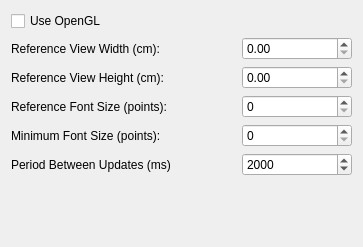
First picture: the form in src/libkstapp/generaltab.ui, repository Kst-plot/kst, before the edit.
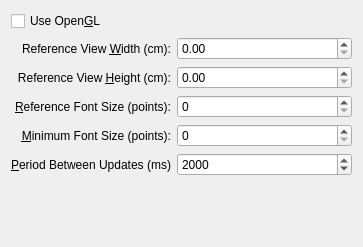
Second picture: the form after the edit.

Patch:
```diff
--- a/src/libkstapp/generaltab.ui
+++ b/src/libkstapp/generaltab.ui
@@ -12,72 +12,134 @@
   <property name="windowTitle" >
    <string>Form</string>
   </property>
-  <layout class="QGridLayout" >
-   <item row="0" column="0" colspan="2" >
-    <widget class="QCheckBox" name="_useOpenGL" >
-     <property name="text" >
-      <string>Use OpenGL</string>
+  <layout class="QGridLayout">
+   <item row="0" column="0" colspan="2">
+    <widget class="QCheckBox" name="_useOpenGL">
+     <property name="text">
+      <string>Use Open&amp;GL</string>
      </property>
     </widget>
    </item>
-   <item row="1" column="0" colspan="2" >
-    <widget class="QLabel" name="label" >
-     <property name="text" >
-      <string>Reference View Width (cm):</string>
+   <item row="1" column="0" colspan="2">
+    <widget class="QLabel" name="label">
+     <property name="text">
+      <string>Reference View &amp;Width (cm):</string>
      </property>
+     <property name="alignment">
+      <set>Qt::AlignRight|Qt::AlignTrailing|Qt::AlignVCenter</set>
+     </property>
+     <property name="buddy">
+      <cstring>_refViewWidth</cstring>
+     </property>
     </widget>
    </item>
-   <item row="1" column="2" >
-    <widget class="QDoubleSpinBox" name="_refViewWidth" >
-     <property name="maximum" >
+   <item row="1" column="2">
+    <widget class="QDoubleSpinBox" name="_refViewWidth">
+     <property name="sizePolicy">
+      <sizepolicy hsizetype="Expanding" vsizetype="Fixed">
+       <horstretch>0</horstretch>
+       <verstretch>0</verstretch>
+      </sizepolicy>
+     </property>
+     <property name="maximum">
       <double>2000.000000000000000</double>
      </property>
     </widget>
    </item>
-   <item row="2" column="0" colspan="2" >
-    <widget class="QLabel" name="label_2" >
-     <property name="text" >
-      <string>Reference View Height (cm):</string>
+   <item row="2" column="0" colspan="2">
+    <widget class="QLabel" name="label_2">
+     <property name="text">
+      <string>Reference View &amp;Height (cm):</string>
      </property>
+     <property name="alignment">
+      <set>Qt::AlignRight|Qt::AlignTrailing|Qt::AlignVCenter</set>
+     </property>
+     <property name="buddy">
+      <cstring>_refViewHeight</cstring>
+     </property>
     </widget>
    </item>
-   <item row="2" column="2" >
-    <widget class="QDoubleSpinBox" name="_refViewHeight" >
-     <property name="maximum" >
+   <item row="2" column="2">
+    <widget class="QDoubleSpinBox" name="_refViewHeight">
+     <property name="sizePolicy">
+      <sizepolicy hsizetype="Expanding" vsizetype="Fixed">
+       <horstretch>0</horstretch>
+       <verstretch>0</verstretch>
+      </sizepolicy>
+     </property>
+     <property name="maximum">
       <double>2000.000000000000000</double>
      </property>
     </widget>
    </item>
-   <item row="3" column="0" colspan="2" >
-    <widget class="QLabel" name="label_4" >
-     <property name="text" >
-      <string>Reference Font Size (points):</string>
+   <item row="3" column="0" colspan="2">
+    <widget class="QLabel" name="label_4">
+     <property name="text">
+      <string>&amp;Reference Font Size (points):</string>
      </property>
+     <property name="alignment">
+      <set>Qt::AlignRight|Qt::AlignTrailing|Qt::AlignVCenter</set>
+     </property>
+     <property name="buddy">
+      <cstring>_refFontSize</cstring>
+     </property>
     </widget>
    </item>
-   <item row="3" column="2" >
-    <widget class="QSpinBox" name="_refFontSize" />
+   <item row="3" column="2">
+    <widget class="QSpinBox" name="_refFontSize">
+     <property name="sizePolicy">
+      <sizepolicy hsizetype="Expanding" vsizetype="Fixed">
+       <horstretch>0</horstretch>
+       <verstretch>0</verstretch>
+      </sizepolicy>
+     </property>
+    </widget>
    </item>
-   <item row="4" column="0" colspan="2" >
-    <widget class="QLabel" name="label_3" >
-     <property name="text" >
-      <string>Minimum Font Size (points):</string>
+   <item row="4" column="0" colspan="2">
+    <widget class="QLabel" name="label_3">
+     <property name="text">
+      <string>&amp;Minimum Font Size (points):</string>
      </property>
+     <property name="alignment">
+      <set>Qt::AlignRight|Qt::AlignTrailing|Qt::AlignVCenter</set>
+     </property>
+     <property name="buddy">
+      <cstring>_minFontSize</cstring>
+     </property>
     </widget>
    </item>
-   <item row="4" column="2" >
-    <widget class="QSpinBox" name="_minFontSize" />
+   <item row="4" column="2">
+    <widget class="QSpinBox" name="_minFontSize">
+     <property name="sizePolicy">
+      <sizepolicy hsizetype="Expanding" vsizetype="Fixed">
+       <horstretch>0</horstretch>
+       <verstretch>0</verstretch>
+      </sizepolicy>
+     </property>
+    </widget>
    </item>
-   <item row="5" column="0" colspan="2" >
-    <widget class="QLabel" name="label_5" >
-     <property name="text" >
-      <string>Period Between Updates (ms)</string>
+   <item row="5" column="0" colspan="2">
+    <widget class="QLabel" name="label_5">
+     <property name="text">
+      <string>&amp;Period Between Updates (ms)</string>
      </property>
+     <property name="alignment">
+      <set>Qt::AlignRight|Qt::AlignTrailing|Qt::AlignVCenter</set>
+     </property>
+     <property name="buddy">
+      <cstring>_maxUpdate</cstring>
+     </property>
     </widget>
    </item>
-   <item row="5" column="2" >
-    <widget class="QSpinBox" name="_maxUpdate" >
-     <property name="minimum" >
+   <item row="5" column="2">
+    <widget class="QSpinBox" name="_maxUpdate">
+     <property name="sizePolicy">
+      <sizepolicy hsizetype="Expanding" vsizetype="Fixed">
+       <horstretch>0</horstretch>
+       <verstretch>0</verstretch>
+      </sizepolicy>
+     </property>
+     <property name="minimum">
       <number>10</number>
      </property>
      <property name="maximum" >
```
Left out of the diff: 21 changed lines with no effect on the pictures.
